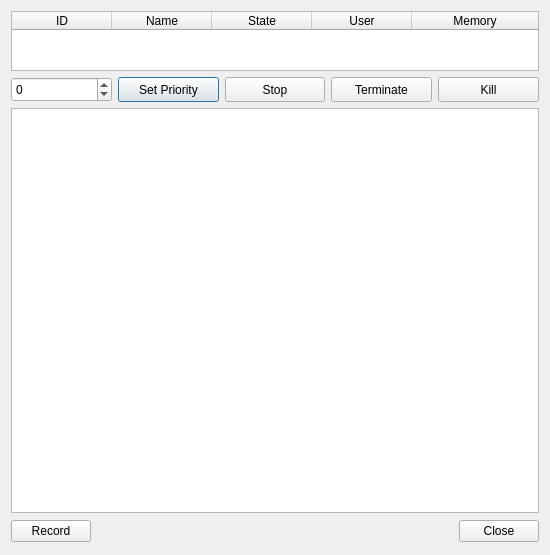
Before: the Qt Designer form visualiser.ui in dutchgold92/TaskStalker, drawn with Qt 5.
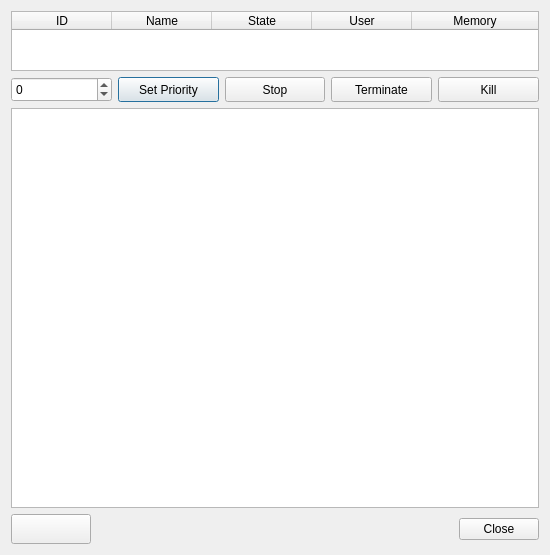
After: the same form once the commit is applied. Icons and pictures are not drawn.

What changed in the file:
```diff
--- a/visualiser.ui
+++ b/visualiser.ui
@@ -248,9 +248,15 @@
    <item>
     <layout class="QHBoxLayout" name="horizontalLayout_2">
      <item>
-      <widget class="QPushButton" name="recordButton">
+      <widget class="QPushButton" name="recordOrPlayAgainButton">
+       <property name="minimumSize">
+        <size>
+         <width>80</width>
+         <height>30</height>
+        </size>
+       </property>
        <property name="text">
-        <string>Record</string>
+        <string/>
        </property>
       </widget>
      </item>
@@ -293,8 +299,8 @@
        </property>
        <property name="minimumSize">
         <size>
-         <width>0</width>
-         <height>25</height>
+         <width>80</width>
+         <height>30</height>
         </size>
        </property>
        <property name="orientation">
```
Left out of the diff: 6 changed lines with no effect on the pictures.
